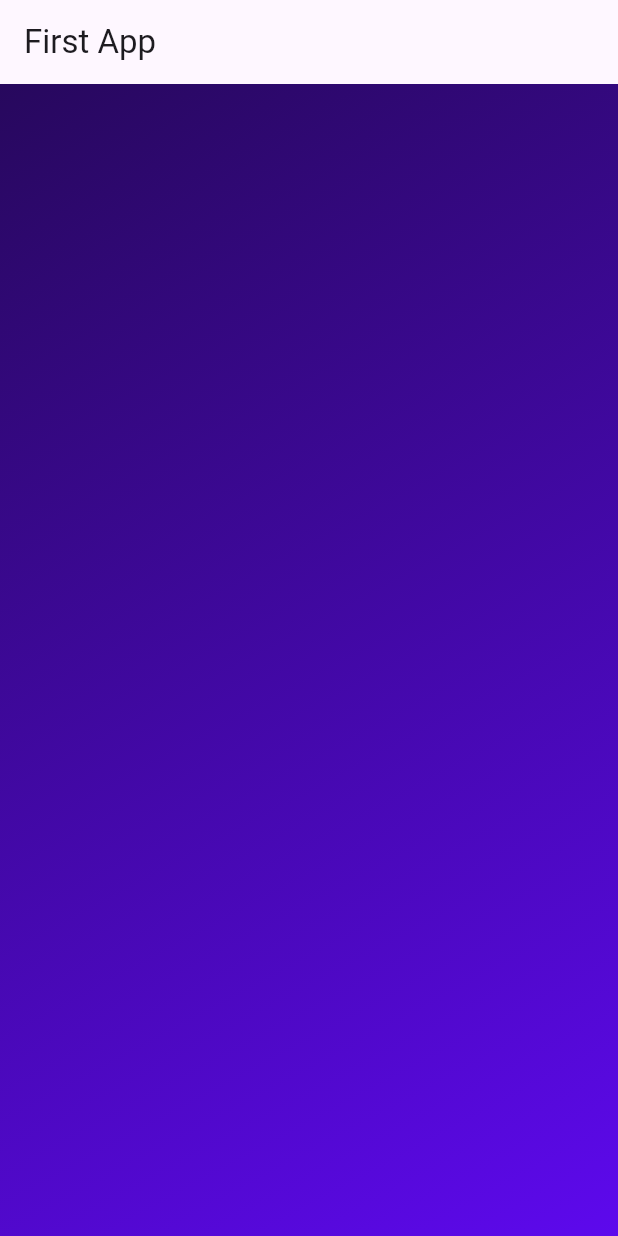
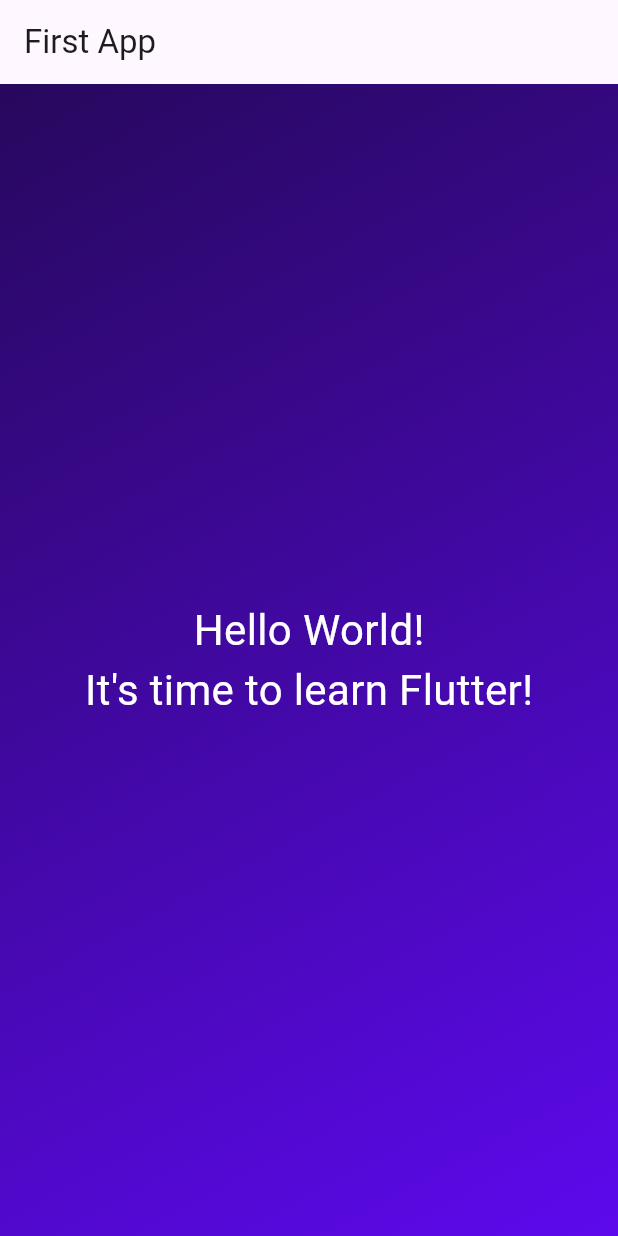
Before and after one commit to AmmarSultanDev/dice_flutter, a Flutter app: the screen it shows after launch, on a phone screen of 412 x 824 dp. Run offline on Flutter 3.47's test engine with Material 3 defaults, Android fonts, the phone set to English and light mode, and no system bars.

Commit message:
Improve reusablilty of Costum Widgets

```diff
--- a/lib/gradient_container.dart
+++ b/lib/gradient_container.dart
@@ -4,19 +4,22 @@ import 'package:flutter/material.dart';
 class GradientContainer extends StatelessWidget {
   const GradientContainer({
     super.key,
+    this.colors,
   });
+
+  final List<Color>? colors;
 
   @override
   Widget build(BuildContext context) {
     return Container(
-      decoration: const BoxDecoration(
+      decoration: BoxDecoration(
         gradient: LinearGradient(
-          colors: [Color(0xFF27085D), Color.fromARGB(255, 93, 9, 237)],
+          colors: colors!,
           begin: Alignment.topLeft,
           end: Alignment.bottomRight,
         ),
       ),
-      child: Center(
+      child: const Center(
         child: Column(
           mainAxisAlignment: MainAxisAlignment.center,
           children: [
--- a/lib/main.dart
+++ b/lib/main.dart
@@ -19,7 +19,9 @@ class MyApp extends StatelessWidget {
         appBar: AppBar(
           title: const Text('First App'),
         ),
-        body: const GradientContainer(),
+        body: const GradientContainer(
+          colors: [Color(0xFF27085D), Color.fromARGB(255, 93, 9, 237)],
+        ),
       ),
     );
   }
--- a/lib/styled_text.dart
+++ b/lib/styled_text.dart
@@ -1,13 +1,17 @@
 import 'package:flutter/material.dart';
 
 class StyledText extends StatelessWidget {
-  String text = '';
-  StyledText(text, {super.key});
+  const StyledText(this.text, {super.key});
+
+  final String text;
 
   @override
   Widget build(BuildContext context) {
     return Text(
-      style: const TextStyle(color: Colors.white, fontSize: 28),
+      style: const TextStyle(
+        color: Colors.white,
+        fontSize: 28,
+      ),
       text,
     );
   }
```
